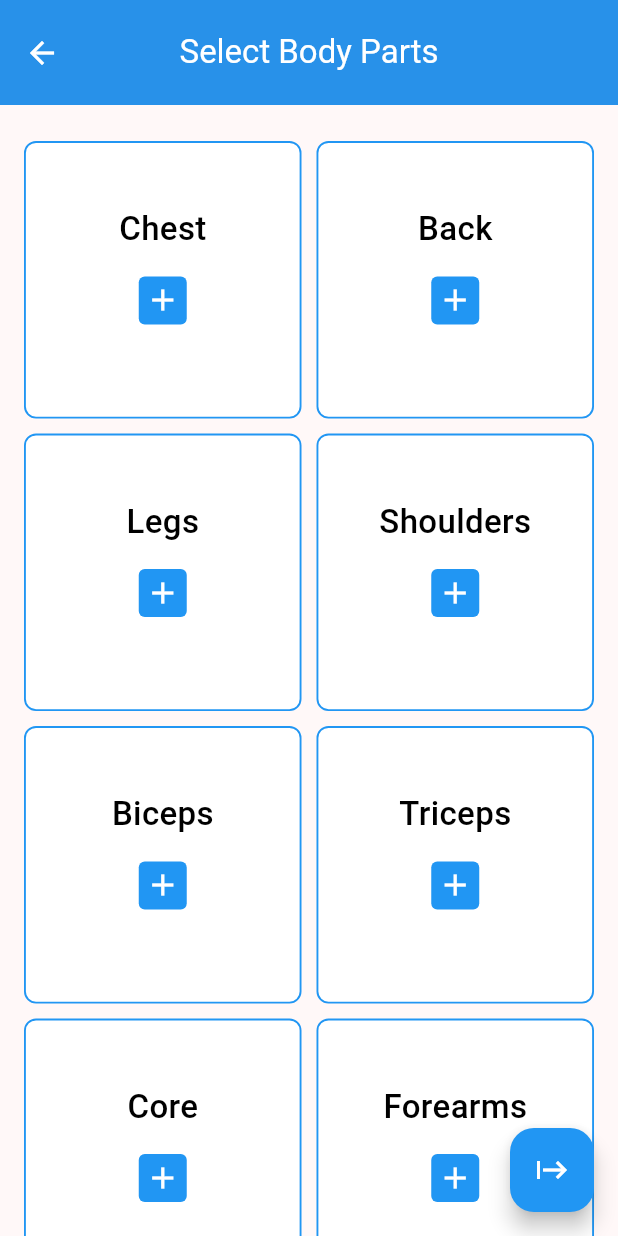
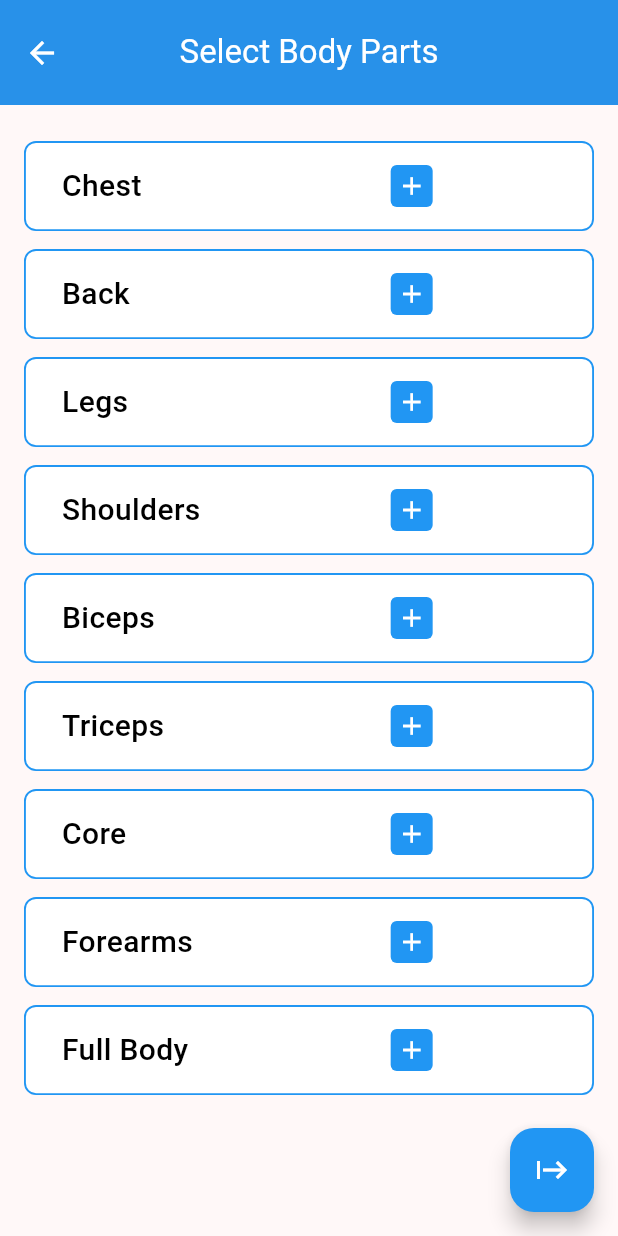
Before and after one commit to Tryferos/Workout, a Flutter app: the screen it shows after launch, after a tap on "Start Workout", on a phone screen of 412 x 824 dp. Run offline on Flutter 3.47's test engine with Material 2 defaults, Android fonts, the phone set to English and light mode, and no system bars; our stand-ins replace dropdown_search, image_picker, sqflite, syncfusion_flutter_charts; missing offline and left inert: circular_chart_flutter, vertical_weight_slider; accounts and stored records are empty.

Commit message:
add schedule, change bodyparts grid to listview and fix session timer bug

```diff
--- a/lib/database.dart
+++ b/lib/database.dart
@@ -81,6 +81,32 @@ class Session {
     });
   }
 
+  static Future<List<Session>> sessionsRecent(int dayIndex) async {
+    final db = await database;
+    if (db == null) return [];
+    DateTime date = DateTime.now().subtract(Duration(days: dayIndex));
+
+    // Query the table for all The Dogs.
+    final List<Map<String, dynamic>> sessionMap = await db.query('session',
+        orderBy: 'date DESC',
+        where: 'date > ?',
+        whereArgs: [date.millisecondsSinceEpoch]);
+    List<List<ExcerciseInfo>> excerciseInfo = [];
+    for (var session in sessionMap) {
+      excerciseInfo.add(await ExcerciseInfo.excercisesInfo(session['id']));
+    }
+
+    // Convert the List<Map<String, dynamic> into a List<Dog>.
+    return List.generate(sessionMap.length, (i) {
+      return Session(
+        id: sessionMap[i]['id'],
+        date: sessionMap[i]['date'],
+        duration: sessionMap[i]['duration'],
+        excerciseInfo: excerciseInfo[i],
+      );
+    });
+  }
+
   Map<String, dynamic> toMap() {
     return {
       'date': date,
--- a/lib/index.dart
+++ b/lib/index.dart
@@ -67,19 +67,18 @@ class Workout extends StatelessWidget {
         backgroundColor: Colors.blue,
         elevation: 2,
       ),
-      body: GridView.count(
+      body: ListView.separated(
+          shrinkWrap: true,
           padding: const EdgeInsets.symmetric(horizontal: 16, vertical: 24),
-          crossAxisCount: 2,
-          crossAxisSpacing: 10,
-          mainAxisSpacing: 10,
           scrollDirection: Axis.vertical,
-          // Generate 100 widgets that display their index in the List.
-          children: List.generate(bodyParts.length, (index) {
+          itemCount: bodyParts.length,
+          separatorBuilder: (context, index) => const SizedBox(height: 12),
+          itemBuilder: (context, index) {
             return BodyPartItem(
                 title: bodyParts[index],
                 onTap: onTap,
                 index: selectedBodyParts.indexOf(bodyParts[index]));
-          })),
+          }),
       floatingActionButton: FloatingActionButton(
         backgroundColor: Colors.blue,
         onPressed: () {
--- a/lib/landing/layout.dart
+++ b/lib/landing/layout.dart
@@ -4,6 +4,7 @@ import 'package:flutter_application_1/landing/charts.dart';
 import 'package:flutter_application_1/landing/goals.dart';
 import 'package:flutter_application_1/landing/profiling.dart';
 import 'package:flutter_application_1/landing/recent.dart';
+import 'package:flutter_application_1/landing/schedule.dart';
 
 import '../database.dart';
 import '../index.dart';
@@ -118,6 +119,10 @@ class _LayoutLandingState extends State<LayoutLanding> {
               const SizedBox(
                 height: 40,
               ),
+              const Schedule(),
+              const SizedBox(
+                height: 40,
+              ),
               ExcercisesChart(refresh: refresh),
               const SizedBox(
                 height: 50,
--- /dev/null
+++ b/lib/landing/schedule.dart
@@ -0,0 +1,161 @@
+import 'package:flutter/material.dart';
+import 'package:flutter_application_1/database.dart';
+
+import '../main.dart';
+
+class Schedule extends StatefulWidget {
+  const Schedule({super.key});
+
+  @override
+  State<Schedule> createState() => _ScheduleState();
+}
+
+enum Days { Monday, Tuesday, Wednesday, Thursday, Friday, Saturday, Sunday }
+
+class _ScheduleState extends State<Schedule> {
+  Future<List<_ScheduleItem>>? schedule;
+  Days selectedDay = Days.Monday;
+  @override
+  void initState() {
+    super.initState();
+    _ScheduleItem.getSchedule().then((value) {
+      setState(() {
+        schedule = Future.value(value);
+      });
+    });
+  }
+
+  @override
+  Widget build(BuildContext context) {
+    return Column(
+      children: [
+        const Row(
+          mainAxisAlignment: MainAxisAlignment.spaceBetween,
+          children: [
+            Text(
+              'Schedule',
+              style: TextStyle(fontSize: 16, fontWeight: FontWeight.bold),
+            ),
+          ],
+        ),
+        const Divider(
+          height: 22,
+          color: Colors.grey,
+        ),
+        SizedBox(
+          height: 65,
+          child: Expanded(
+              child: ListView.separated(
+            scrollDirection: Axis.horizontal,
+            shrinkWrap: true,
+            itemBuilder: (context, index) {
+              return FutureBuilder(
+                builder: (context, snapshot) {
+                  if (snapshot.hasData) {
+                    return getDayWidget(index, snapshot.data as List<Session>);
+                  }
+                  return const Center(
+                    child: CircularProgressIndicator(),
+                  );
+                },
+                future: Session.sessionsRecent(DateTime.now().weekday - 1),
+              );
+            },
+            itemCount: Days.values.length,
+            separatorBuilder: (context, index) {
+              return const SizedBox(
+                width: 12,
+              );
+            },
+          )),
+        ),
+      ],
+    );
+  }
+
+  Widget getDayWidget(int index, List<Session> session) {
+    Days day = Days.values[index];
+    DateTime date = DateTime.now();
+    Days cDay = Days.values[date.weekday - 1];
+    bool isCurrentDay = day == cDay;
+    bool isUpcoming = day.index > cDay.index;
+    bool hasWorkedOut = sessions
+            .firstWhere(
+                (element) =>
+                    DateTime.fromMillisecondsSinceEpoch(element.date).weekday ==
+                    index + 1,
+                orElse: () => Session(id: 0, date: 0, duration: 0))
+            .id !=
+        0;
+    return GestureDetector(
+      onTap: () {},
+      child: Container(
+        width: 50,
+        padding: const EdgeInsets.symmetric(horizontal: 0, vertical: 4),
+        decoration: BoxDecoration(
+          boxShadow: [
+            BoxShadow(
+              color: Colors.grey.withOpacity(0.25),
+              spreadRadius: 1,
+              blurRadius: 2,
+              offset: const Offset(0, 3), // changes position of shadow
+            ),
+          ],
+          border:
+              Border.all(color: Colors.grey[300]!, width: isUpcoming ? 1.5 : 0),
+          borderRadius: BorderRadius.circular(10),
+          color: isCurrentDay
+              ? Colors.blue[700]
+              : isUpcoming
+                  ? Colors.white
+                  : hasWorkedOut
+                      ? Colors.green[500]
+                      : Colors.red[400],
+        ),
+        child: Column(
+          mainAxisAlignment: MainAxisAlignment.spaceEvenly,
+          children: [
+            Text(
+              day.name.toString().substring(0, 3),
+              style: TextStyle(
+                  color: isUpcoming ? Colors.grey[400] : Colors.white,
+                  fontWeight: FontWeight.bold),
+            ),
+            Padding(padding: EdgeInsets.only(top: isUpcoming ? 2 : 0)),
+            Icon(
+                isCurrentDay
+                    ? Icons.watch_later
+                    : hasWorkedOut
+                        ? Icons.check_circle
+                        : isUpcoming
+                            ? Icons.circle
+                            : Icons.cancel,
+                color: isUpcoming ? Colors.grey[300] : Colors.white,
+                size: isUpcoming ? 8 : 18)
+          ],
+        ),
+      ),
+    );
+  }
+}
+
+class _ScheduleItem {
+  final Days day;
+  final List<String> bodyParts;
+  _ScheduleItem(this.day, this.bodyParts);
+
+  static Future<List<_ScheduleItem>> getSchedule() async {
+    final db = await database;
+    if (db == null) return [];
+    List<Map<String, dynamic>> sMap = await db.query('Schedule');
+    List<_ScheduleItem> schedule = [];
+    for (var item in sMap) {
+      schedule
+          .add(_ScheduleItem(item['day'], [...item['bodyParts'].split(',')]));
+    }
+
+    return schedule;
+  }
+}
+
+// ignore: unused_element
--- a/lib/main.dart
+++ b/lib/main.dart
@@ -15,6 +15,8 @@ void main() async {
       await db.execute("PRAGMA foreign_keys=ON");
     },
     onCreate: (db, version) async {
+      await db.execute(
+          'create table if not exists Schedule(id integer primary key autoincrement not null, bodyParts text, day text)');
       //Goals
       await db.execute(
           'create table if not exists Profile(id integer primary key autoincrement not null, username text, image_path text)');
--- a/lib/session.dart
+++ b/lib/session.dart
@@ -21,15 +21,17 @@ class _SessionState extends State<Session> {
   List<BodyPartData> bodyPartData = [];
   List<ExcerciseInfo> excerciseInfo = [];
   Timer? timer;
+  DateTime? startTime;
   bool dialogOpen = false;
   Duration duration = const Duration(seconds: 0);
   @override
   void initState() {
     super.initState();
+    startTime = DateTime.now();
     duration = const Duration(seconds: 0);
     timer = Timer.periodic(const Duration(seconds: 1), (timer) {
       setState(() {
-        duration += const Duration(seconds: 1);
+        duration = DateTime.now().difference(startTime!);
       });
     });
   }
--- a/lib/workout.dart
+++ b/lib/workout.dart
@@ -79,8 +79,7 @@ class _BodyPartItemState extends State<BodyPartItem> {
         },
         child: Container(
             height: 60,
-          // margin: const EdgeInsets.all(5),
-          padding: const EdgeInsets.fromLTRB(8, 4, 8, 4),
+            padding: const EdgeInsets.fromLTRB(24, 4, 24, 4),
             decoration: BoxDecoration(
               color: getBackgroundColor(),
               borderRadius: const BorderRadius.all(Radius.circular(8)),
@@ -89,34 +88,29 @@ class _BodyPartItemState extends State<BodyPartItem> {
                   : null,
             ),
             child: Row(
-              mainAxisAlignment: MainAxisAlignment.center,
-              crossAxisAlignment: CrossAxisAlignment.center,
+              mainAxisAlignment: MainAxisAlignment.spaceBetween,
               children: [
-                Column(
-                  mainAxisAlignment: MainAxisAlignment.center,
-                  children: [
-                    Expanded(
-                        flex: 8,
-                        child: Column(
-                          mainAxisAlignment: MainAxisAlignment.center,
-                          crossAxisAlignment: CrossAxisAlignment.center,
+                SizedBox(
+                  width: MediaQuery.of(context).size.width * 0.6,
+                  child: Row(
+                    mainAxisAlignment: MainAxisAlignment.spaceBetween,
                     children: [
                       Text(title,
                           style: TextStyle(
-                                    fontSize: 22,
+                              fontSize: 20,
                               color: getTextColor(),
                               fontWeight: FontWeight.w500)),
-                            const SizedBox(height: 16),
+                      const SizedBox(
+                        width: 8,
+                      ),
                       Container(
                           alignment: Alignment.center,
                           decoration: BoxDecoration(
-                                    color: isSelected()
-                                        ? Colors.white
-                                        : Colors.blue,
-                                    borderRadius: const BorderRadius.all(
-                                        Radius.circular(4))),
-                                height: 32,
-                                width: 32,
+                              color: isSelected() ? Colors.white : Colors.blue,
+                              borderRadius:
+                                  const BorderRadius.all(Radius.circular(4))),
+                          height: 28,
+                          width: 28,
                           child: isSelected()
                               ? Text(
                                   (widget.index + 1).toString(),
@@ -129,24 +123,19 @@ class _BodyPartItemState extends State<BodyPartItem> {
                               : const Icon(
                                   Icons.add,
                                   color: Colors.white,
-                                        size: 24,
+                                  size: 20,
                                 )),
                     ],
-                        )),
-                    Expanded(
-                      flex: 1,
-                      child: Container(
-                        width: MediaQuery.of(context).size.width * 0.35,
+                  ),
+                ),
+                Container(
+                  width: MediaQuery.of(context).size.width * 0.15,
                   alignment: Alignment.center,
                   child: Text(lastWorkout,
                       style: TextStyle(
-                                color: getTextColor(),
-                                fontWeight: FontWeight.w400)),
+                          color: getTextColor(), fontWeight: FontWeight.w400)),
                 ),
-                    )
               ],
-                )
-              ])),
-    );
+            )));
   }
 }
```
Lines whose indentation alone changed are shown as unchanged.
